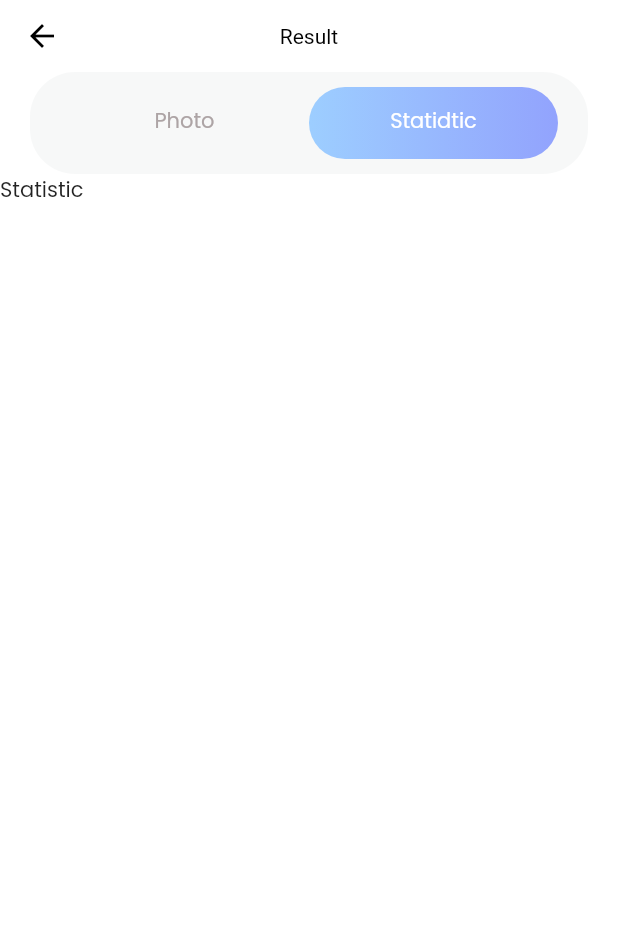
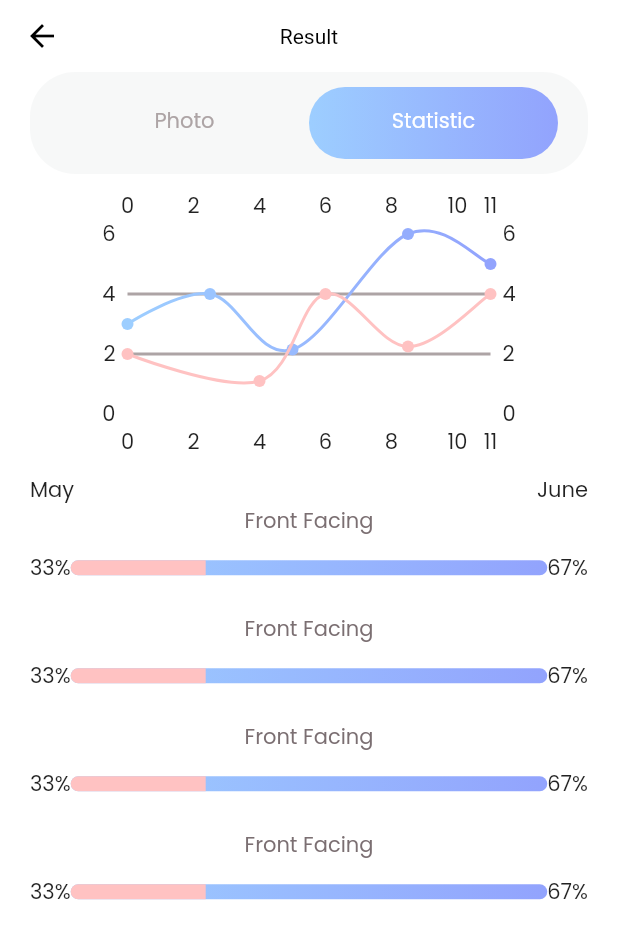
Before and after one commit to salvagb1/fitness, a Flutter app: the ResultFitness screen opened directly, tab 2 chosen, on a phone screen of 412 x 824 dp. Shown: the top 939 px of the screen. Run offline on Flutter 3.47's test engine with Material 2 defaults, Android fonts, the phone set to English and light mode, and no system bars; drawn by our look-alikes of fl_chart; our stand-ins replace charts_flutter, flutter_svg, syncfusion_flutter_charts.

Commit message:
Agree tab_photo.dart, Agree tab_statistic.dart

```diff
--- /dev/null
+++ b/lib/components/graph_modal.dart
@@ -0,0 +1,46 @@
+import 'package:flutter/material.dart';
+
+class GraphModal extends StatelessWidget {
+  const GraphModal({Key? key}) : super(key: key);
+
+  @override
+  Widget build(BuildContext context) {
+    return Row(
+      children: [
+        const Text('33%'),
+        Expanded(
+          child: Container(
+            height: 10,
+            width: 250,
+            decoration: BoxDecoration(
+              borderRadius: BorderRadius.circular(15),
+              gradient: const LinearGradient(
+                colors: [
+                  Color(0xff9DCEFF),
+                  Color(0xff92A3FD),
+                ],
+              ),
+            ),
+            child: Row(
+              mainAxisAlignment: MainAxisAlignment.start,
+              children: [
+                Container(
+                  height: 10,
+                  width: 90,
+                  decoration: const BoxDecoration(
+                    borderRadius: BorderRadius.only(
+                      topLeft: Radius.circular(45),
+                      bottomLeft: Radius.circular(45),
+                    ),
+                    color: Color(0xffFFC2C2),
+                  ),
+                ),
+              ],
+            ),
+          ),
+        ),
+        const Text('67%'),
+      ],
+    );
+  }
+}
--- /dev/null
+++ b/lib/components/linear_charts.dart
@@ -0,0 +1,60 @@
+import 'package:fl_chart/fl_chart.dart';
+import 'package:flutter/material.dart';
+
+class LinearCharts extends StatelessWidget {
+  const LinearCharts({Key? key}) : super(key: key);
+
+  @override
+  Widget build(BuildContext context) {
+    return Container(
+      padding: const EdgeInsets.all(10),
+      height: 200,
+      width: 350,
+      child: LineChart(
+        LineChartData(
+          minX: 0,
+          maxX: 11,
+          minY: 0,
+          maxY: 6,
+          gridData: FlGridData(
+            show: true,
+            getDrawingHorizontalLine: (value) {
+              return FlLine(
+                color: const Color(0xffADA4A5),
+              );
+            },
+            drawVerticalLine: false,
+          ),
+          borderData: FlBorderData(show: false),
+          lineBarsData: [
+            LineChartBarData(
+              spots: [
+                const FlSpot(0, 3),
+                const FlSpot(2.5, 4),
+                const FlSpot(5, 2.15),
+                const FlSpot(8.5, 6),
+                const FlSpot(11, 5),
+              ],
+              isCurved: true,
+              gradient: const LinearGradient(colors: [
+                Color(0xff9DCEFF),
+                Color(0xff92A3FD),
+              ]),
+            ),
+            LineChartBarData(
+              spots: [
+                const FlSpot(0, 2),
+                const FlSpot(4, 1.1),
+                const FlSpot(6, 4),
+                const FlSpot(8.50, 2.25),
+                const FlSpot(11, 4),
+              ],
+              isCurved: true,
+              color: const Color(0xffFFC2C2),
+            ),
+          ],
+        ),
+      ),
+    );
+  }
+}
--- a/lib/pages/results.dart
+++ b/lib/pages/results.dart
@@ -98,7 +98,7 @@ class _ResultFitnessState extends State<ResultFitness>
                     child: Text('Photo'),
                   ),
                   Tab(
-                    child: Text('Statidtic'),
+                    child: Text('Statistic'),
                   )
                 ],
               ),
--- a/lib/pages/tabbarpage/tab_statistic.dart
+++ b/lib/pages/tabbarpage/tab_statistic.dart
@@ -1,7 +1,11 @@
+import 'package:fitness/components/graph_modal.dart';
+import 'package:fitness/components/linear_charts.dart';
+import 'package:syncfusion_flutter_charts/charts.dart';
+
 import 'package:flutter/material.dart';
 
 class TabStatistic extends StatefulWidget {
-  TabStatistic({Key? key}) : super(key: key);
+  const TabStatistic({Key? key}) : super(key: key);
 
   @override
   State<TabStatistic> createState() => _TabStatisticState();
@@ -10,8 +14,48 @@ class TabStatistic extends StatefulWidget {
 class _TabStatisticState extends State<TabStatistic> {
   @override
   Widget build(BuildContext context) {
-    return Container(
-      child: Text('Statistic'),
+    return Padding(
+      padding: const EdgeInsets.only(
+        right: 20,
+        left: 20,
+      ),
+      child: Column(
+        children: [
+          const LinearCharts(),
+          Row(
+            mainAxisAlignment: MainAxisAlignment.spaceBetween,
+            children: const [
+              Text('May'),
+              Text('June'),
+            ],
+          ),
+          Expanded(
+            child: ListView.builder(
+              shrinkWrap: true,
+              itemCount: 4,
+              itemBuilder: (context, index) {
+                return Column(
+                  children: const [
+                    Text(
+                      'Front Facing',
+                      style: TextStyle(
+                        color: Color(0xff7B6F72),
+                      ),
+                    ),
+                    SizedBox(
+                      height: 10,
+                    ),
+                    GraphModal(),
+                    SizedBox(
+                      height: 20,
+                    ),
+                  ],
+                );
+              },
+            ),
+          ),
+        ],
+      ),
     );
   }
 }
--- a/pubspec.yaml
+++ b/pubspec.yaml
@@ -36,6 +36,10 @@ dependencies:
   cupertino_icons: ^1.0.2
   flutter_svg: ^1.0.3
   flutter_icons: ^1.1.0
+  fl_chart: ^0.50.1
+  charts_flutter: ^0.12.0
+  syncfusion_flutter_charts: ^20.1.50
+  line_chart: ^1.1.11
 
 dev_dependencies:
   flutter_test:
```
Also changed, not shown: lib/components/linear_charts2.dart (added, +44 -0 lines), lib/pages/tabbarpage/tab_photo.dart (+44 -7 lines), pubspec.lock.
